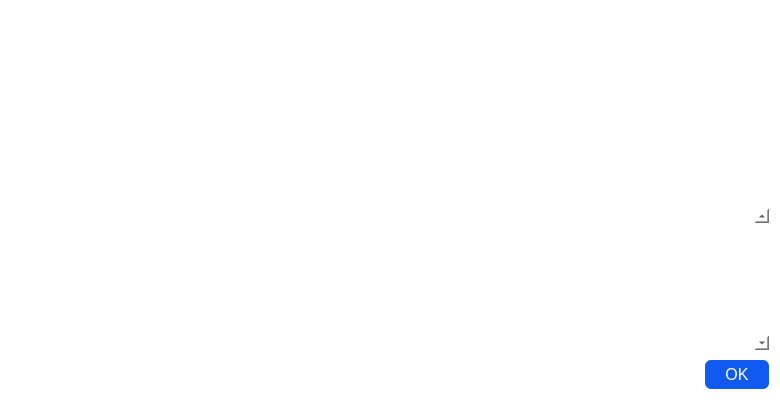
This is src/qt/forms/helpmessagedialog.ui in Veil-Project/veil as Qt 5 draws it before an edit. The edited form follows.
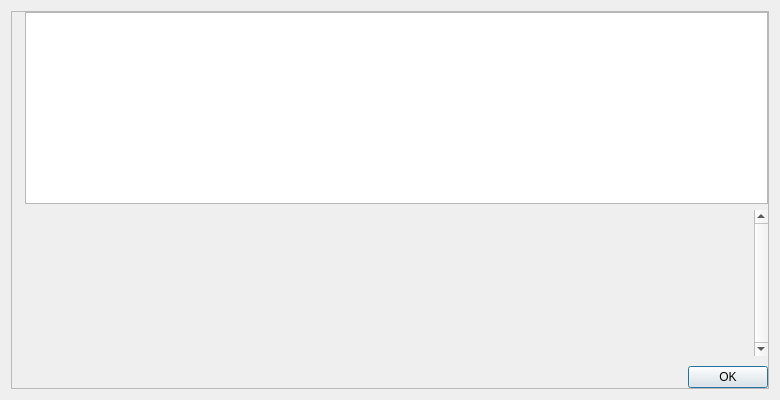
This is the edited form. Icons and pictures are not drawn.

```diff
--- a/src/qt/forms/helpmessagedialog.ui
+++ b/src/qt/forms/helpmessagedialog.ui
@@ -10,19 +10,9 @@
     <height>400</height>
    </rect>
   </property>
-  <property name="styleSheet">
-   <string notr="true">background-color:white;
-border:none;</string>
-  </property>
   <layout class="QHBoxLayout" name="horizontalLayout_2">
    <item>
     <widget class="QFrame" name="frame_2">
-     <property name="styleSheet">
-      <string notr="true">#frame_2{
-background-color:white;
-
-}</string>
-     </property>
      <property name="frameShape">
       <enum>QFrame::StyledPanel</enum>
      </property>
@@ -161,20 +151,6 @@
         </item>
         <item>
          <widget class="QDialogButtonBox" name="okButton">
-          <property name="styleSheet">
-           <string notr="true">QPushButton{
-border-radius: 6px;
-color: #FFFFFF;
-font-size: 16px;
-background-color:#105aef;
-line-height:10px;
-padding:5 20 5 20;
-}
-
-QPushButton:hover {
-background-color:#0e45b4;
-}</string>
-          </property>
           <property name="orientation">
            <enum>Qt::Horizontal</enum>
           </property>
```
